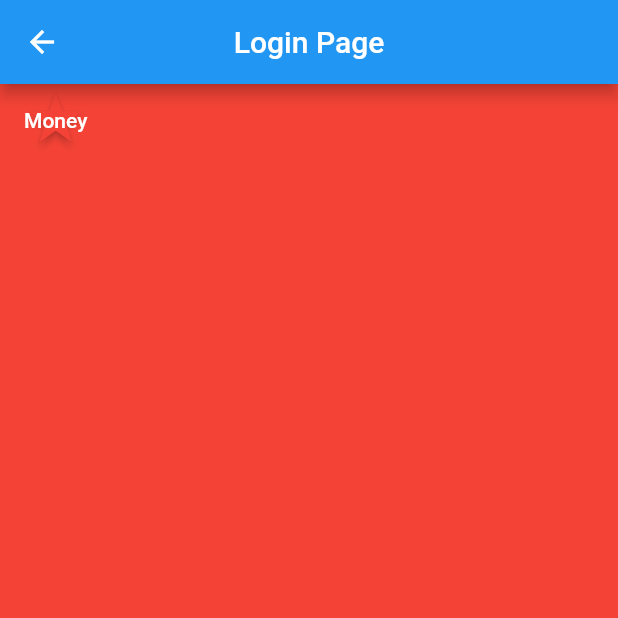
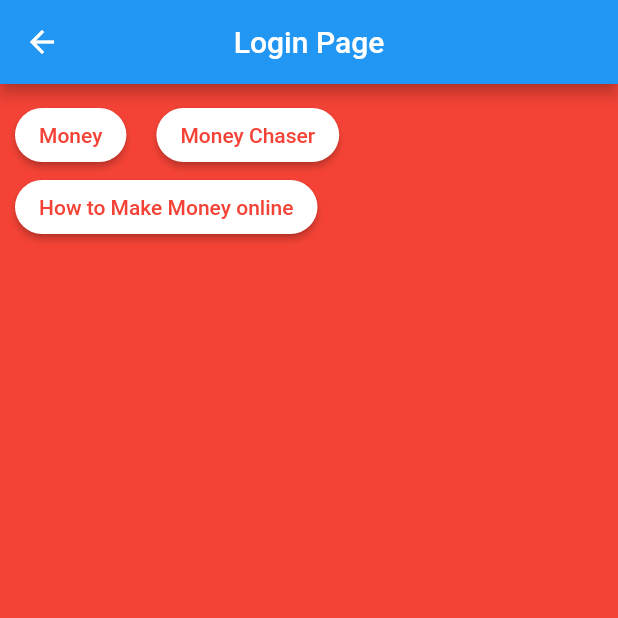
Before and after one commit to Williamsmbadiegwu/williams_app, a Flutter app: the HomePage screen opened directly, on a phone screen of 412 x 824 dp, the top half of it. Run offline on Flutter 3.47's test engine with Material 2 defaults, Android fonts, the phone set to English and light mode, and no system bars.

Commit message:
commit update

```diff
--- a/lib/home_page.dart
+++ b/lib/home_page.dart
@@ -13,18 +13,40 @@ class HomePage extends StatelessWidget {
       ),
       body: Column(
         children: [
-          Row(
+          Padding(
+            padding: const EdgeInsets.all(10.0),
+            child: Wrap(
+              spacing: 20,
               children: [
                 ElevatedButton(
                   onPressed: () {},
                   style: ElevatedButton.styleFrom(
-                  backgroundColor: Colors.red,
-                  foregroundColor: Colors.white,
-                  shape: const StarBorder(),
+                    backgroundColor: Colors.white,
+                    foregroundColor: Colors.red,
+                    shape: const StadiumBorder(),
                   ),
                   child: const Text("Money"),
                 ),
+                ElevatedButton(
+                  onPressed: () {},
+                  style: ElevatedButton.styleFrom(
+                    backgroundColor: Colors.white,
+                    foregroundColor: Colors.red,
+                    shape: const StadiumBorder(),
+                  ),
+                  child: const Text("Money Chaser"),
+                ),
+                ElevatedButton(
+                  onPressed: () {},
+                  style: ElevatedButton.styleFrom(
+                    backgroundColor: Colors.white,
+                    foregroundColor: Colors.red,
+                    shape: const StadiumBorder(),
+                  ),
+                  child: const Text("How to Make Money online"),
+                ),
               ],
+            ),
           )
         ],
       ),
```
Lines whose indentation alone changed are shown as unchanged.
